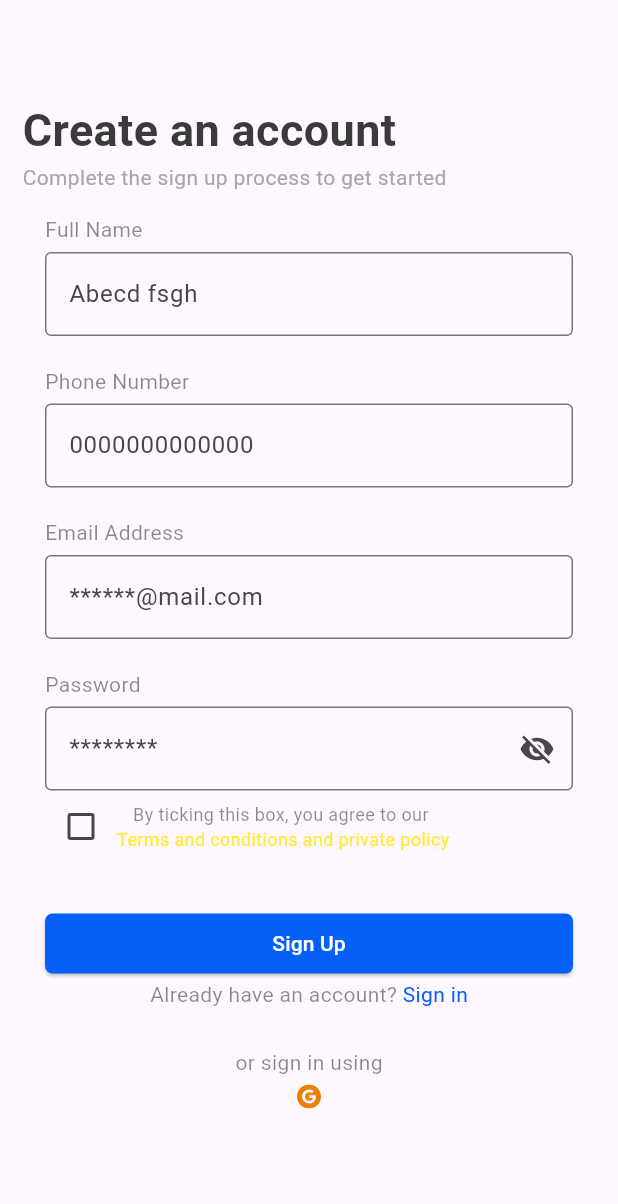
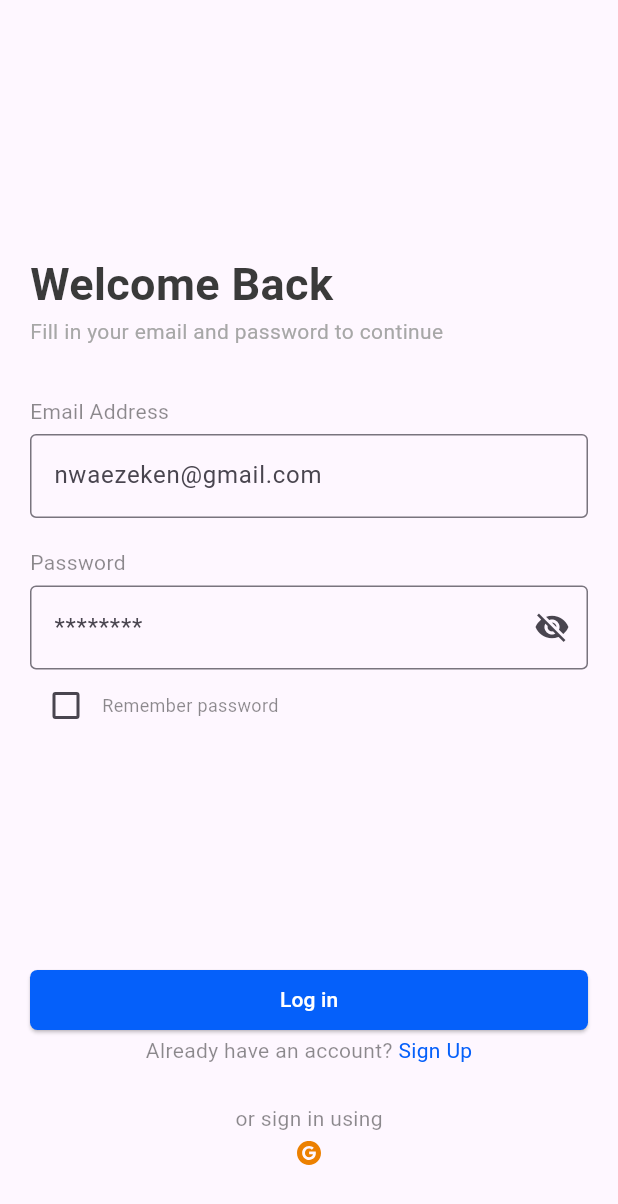
Before and after one commit to NurikD/redi_express, a Flutter app: the SignUp screen opened by its route, after a tap on "Sign in", on a phone screen of 412 x 824 dp. Shown: the top 1204 px of the screen. Run offline on Flutter 3.47's test engine with Material 3 defaults, Android fonts, the phone set to English and light mode, and no system bars; our stand-ins replace dots_indicator, flutter_svg, google_fonts.

Commit message:
version 15.02.2024

```diff
--- /dev/null
+++ b/lib/auth/forgot_password.dart
@@ -0,0 +1,47 @@
+import 'package:flutter/material.dart';
+import 'package:flutter_svg/flutter_svg.dart';
+import 'package:google_fonts/google_fonts.dart';
+
+
+class ForgotPass extends StatefulWidget {
+  const ForgotPass({super.key});
+
+  @override
+  State<ForgotPass> createState() => _ForgotPassState();
+}
+
+class _ForgotPassState extends State<ForgotPass> {
+  @override
+  Widget build(BuildContext context) {
+    return Scaffold(
+      body: SingleChildScrollView(
+        child: Column(
+          children: [
+            Form(
+              child: Padding(
+                padding: EdgeInsets.all(20),
+                child: Column(
+                  children: [
+                    Text(
+                      'Create an account',
+                      style: GoogleFonts.roboto(
+                          textStyle: const TextStyle(
+                              fontSize: 30,
+                              color: Color(0xff3A3A3A),
+                              fontWeight: FontWeight.bold)),
+                    ),
+                    Text('Complete the sign up process to get started',
+                        style: GoogleFonts.roboto(
+                            textStyle: const TextStyle(
+                              color: Color(0xffA7A7A7),
+                            ))),
+                  ],
+                ),
+              ),
+            )
+          ],
+        ),
+      ),
+    );
+  }
+}
--- /dev/null
+++ b/lib/auth/log_in.dart
@@ -0,0 +1,167 @@
+import 'package:flutter/material.dart';
+import 'package:flutter_svg/flutter_svg.dart';
+import 'package:google_fonts/google_fonts.dart';
+import 'package:redi_express/auth/sign_up.dart';
+import 'package:url_launcher/url_launcher.dart';
+
+class LogIn extends StatefulWidget {
+  const LogIn({super.key});
+
+  @override
+  State<LogIn> createState() => _LogInState();
+}
+
+class _LogInState extends State<LogIn> {
+  bool _isObscure = true;
+  bool isChecked = false;
+
+  @override
+  Widget build(BuildContext context) {
+    return Scaffold(
+        body: SingleChildScrollView(
+      child: Column(
+        children: [
+          SizedBox(
+            height: MediaQuery.of(context).size.height * 0.18,
+          ),
+          Form(
+            child: Padding(
+              padding: EdgeInsets.all(20),
+              child: Column(
+                crossAxisAlignment: CrossAxisAlignment.start,
+                children: [
+                  Text(
+                    'Welcome Back',
+                    style: GoogleFonts.roboto(
+                        textStyle: const TextStyle(
+                            fontSize: 30,
+                            color: Color(0xff3A3A3A),
+                            fontWeight: FontWeight.bold)),
+                  ),
+                  Text('Fill in your email and password to continue',
+                      style: GoogleFonts.roboto(
+                          textStyle: const TextStyle(
+                        color: Color(0xffA7A7A7),
+                      ))),
+                  SizedBox(
+                    height: MediaQuery.of(context).size.height * 0.04,
+                  ),
+                  Column(
+                    crossAxisAlignment: CrossAxisAlignment.start,
+                    children: [
+                      const Text(
+                        'Email Address',
+                        style: TextStyle(color: Colors.black45),
+                      ),
+                      const Padding(padding: EdgeInsets.only(top: 5)),
+                      TextFormField(
+                        decoration: const InputDecoration(
+                            border: OutlineInputBorder(),
+                            hintText: 'nwaezeken@gmail.com'),
+                        keyboardType: TextInputType.emailAddress,
+                      ),
+                      const Padding(padding: EdgeInsets.only(top: 20)),
+                      const Text(
+                        'Password',
+                        style: TextStyle(color: Colors.black45),
+                      ),
+                      const Padding(padding: EdgeInsets.only(top: 5)),
+                      TextFormField(
+                        decoration: InputDecoration(
+                            border: const OutlineInputBorder(),
+                            hintText: '********',
+                            suffixIcon: IconButton(
+                              icon: Icon(_isObscure
+                                  ? Icons.visibility_off
+                                  : Icons.visibility),
+                              onPressed: () {
+                                setState(() {
+                                  _isObscure = !_isObscure;
+                                });
+                              },
+                            )),
+                        obscureText: _isObscure,
+                        keyboardType: TextInputType.visiblePassword,
+                      ),
+                      Row(
+                        children: [
+                          Checkbox(
+                              value: isChecked,
+                              onChanged: (bool? value) {
+                                setState(() {
+                                  isChecked = value!;
+                                });
+                              },
+                              activeColor: const Color(0xff0560FA)),
+                          Column(
+                            children: [
+                              Text(
+                                'Remember password',
+                                style: TextStyle(
+                                  fontSize: 12,
+                                  color: Colors.black45,
+                                ),
+                              ),
+                            ],
+                          )
+                        ],
+                      ),
+                      SizedBox(
+                        height: MediaQuery.of(context).size.height * 0.18,
+                      ),
+                      Container(
+                          width: double.infinity,
+                          child: ElevatedButton(
+                            onPressed: () {},
+                            child: Text(
+                              'Log in',
+                              style: TextStyle(color: Colors.white),
+                            ),
+                            style: ElevatedButton.styleFrom(
+                              shape: RoundedRectangleBorder(
+                                  borderRadius: BorderRadius.circular(5)),
+                              backgroundColor: const Color(0xff0560FA),
+                            ),
+                          )),
+                      Row(
+                        mainAxisAlignment: MainAxisAlignment.center,
+                        children: [
+                          Text(
+                            'Already have an account? ',
+                            style: GoogleFonts.roboto(color: Colors.black45),
+                          ),
+                          GestureDetector(
+                            onTap: () {
+                              Navigator.of(context).pushReplacement(MaterialPageRoute(
+                                  builder: (context) => SignUp()));
+                            },
+                            child: const Text(
+                              'Sign Up',
+                              style: TextStyle(color: Color(0xff0560FA)),
+                            ),
+                          )
+                        ],
+                      ),
+                      Padding(padding: EdgeInsets.only(top: 25)),
+                      Center(
+                          child: Column(
+                            children: [
+                              Text(
+                                'or sign in using',
+                                style: TextStyle(color: Colors.black45),
+                              ),
+                              Padding(padding: EdgeInsets.only(top: 5)),
+                              SvgPicture.asset('assets/images/google-icon.svg'),
+                            ],
+                          )),
+                    ],
+                  ),
+                ],
+              ),
+            ),
+          )
+        ],
+      ),
+    ));
+  }
+}
--- a/lib/auth/sign_up.dart
+++ b/lib/auth/sign_up.dart
@@ -1,6 +1,7 @@
 import 'package:flutter/material.dart';
 import 'package:flutter_svg/flutter_svg.dart';
 import 'package:google_fonts/google_fonts.dart';
+import 'package:redi_express/auth/log_in.dart';
 import 'package:url_launcher/url_launcher.dart';
 import 'package:flutter/gestures.dart';
 
@@ -23,12 +24,16 @@ class _SignUpState extends State<SignUp> {
         body: SingleChildScrollView(
           child: Column(
             children: [
-              const Padding(padding: EdgeInsets.only(top: 50)),
+              SizedBox(
+                height: MediaQuery.of(context).size.height * 0.05,
+              ),
               Form(
                 child: Padding(
-                  padding: const EdgeInsets.all(15),
+                  padding: const EdgeInsets.all(20),
                   child:
-                  Column(crossAxisAlignment: CrossAxisAlignment.start, children: [
+                  Column(
+                      crossAxisAlignment: CrossAxisAlignment.start,
+                      children: [
                     Text(
                       'Create an account',
                       style: GoogleFonts.roboto(
@@ -42,9 +47,10 @@ class _SignUpState extends State<SignUp> {
                             textStyle: const TextStyle(
                               color: Color(0xffA7A7A7),
                             ))),
-                    Padding(
-                      padding: const EdgeInsets.all(15),
-                      child: Column(
+                        SizedBox(
+                          height: MediaQuery.of(context).size.height * 0.04,
+                        ),
+                        Column(
                             crossAxisAlignment: CrossAxisAlignment.start,
                             children: [
                               const Text('Full Name', style: TextStyle(
@@ -125,10 +131,13 @@ class _SignUpState extends State<SignUp> {
                                   )
                                 ],
                               ),
-                            Padding(padding: EdgeInsets.only(top: 30)),
+                              SizedBox(
+                                height: MediaQuery.of(context).size.height * 0.05,
+                              ),
                               Container(
                                   width: double.infinity,
-                                child: ElevatedButton(onPressed: (){},
+                                  child: ElevatedButton(onPressed: (){
+                                  },
                                     child: Text('Sign Up', style: TextStyle(
                                         color: Colors.white
                                     ),),
@@ -149,6 +158,8 @@ class _SignUpState extends State<SignUp> {
                                   ),
                                   GestureDetector(
                                     onTap: () {
+                                      Navigator.of(context).pushReplacement(MaterialPageRoute(
+                                          builder: (context) => LogIn()));
                                     },
                                     child: const Text(
                                       'Sign in',
@@ -171,7 +182,6 @@ class _SignUpState extends State<SignUp> {
                               ),
 
                             ]),
-                    )
                   ]),
                 ),
               ),
--- a/lib/main.dart
+++ b/lib/main.dart
@@ -4,6 +4,7 @@ import 'package:redi_express/welcome/first_screen.dart';
 import 'package:redi_express/welcome/second_screen.dart';
 import 'package:redi_express/welcome/splash.dart';
 import 'package:redi_express/welcome/third_screen.dart';
+import 'package:redi_express/auth/log_in.dart';
 
 void main() {
   runApp(const MyApp());
@@ -16,13 +17,14 @@ class MyApp extends StatelessWidget {
   Widget build(BuildContext context) {
     return MaterialApp(
       debugShowCheckedModeBanner: false,
-      initialRoute: '/signUp',
+      home: const SignUp(),
       routes: {
-        '/': (context) => const SplashScreen(),
+        '/splash': (context) => const SplashScreen(),
         '/firstScreen': (context) => const FirstScreen(),
         '/secondScreen': (context) => const SecondScreen(),
         '/thirdScreen': (context) => const ThirdScreen(),
         '/signUp': (context) => const SignUp(),
+        '/logIn': (context) => const LogIn(),
       },
     );
   }
--- a/lib/welcome/third_screen.dart
+++ b/lib/welcome/third_screen.dart
@@ -73,10 +73,10 @@ class _thirdScreenState extends State<ThirdScreen> {
                     GestureDetector(
                       onTap: () {
                         Navigator.of(context).pushReplacement(MaterialPageRoute(
-                            builder: (context) => FirstScreen()));
+                            builder: (context) => SignUp()));
                       },
                       child: Text(
-                        'Sign in',
+                        'Sign Up',
                         style: TextStyle(color: Color(0xff0560FA)),
                       ),
                     )
```
Also changed, not shown: 1 other file. Lines whose indentation alone changed are shown as unchanged.
